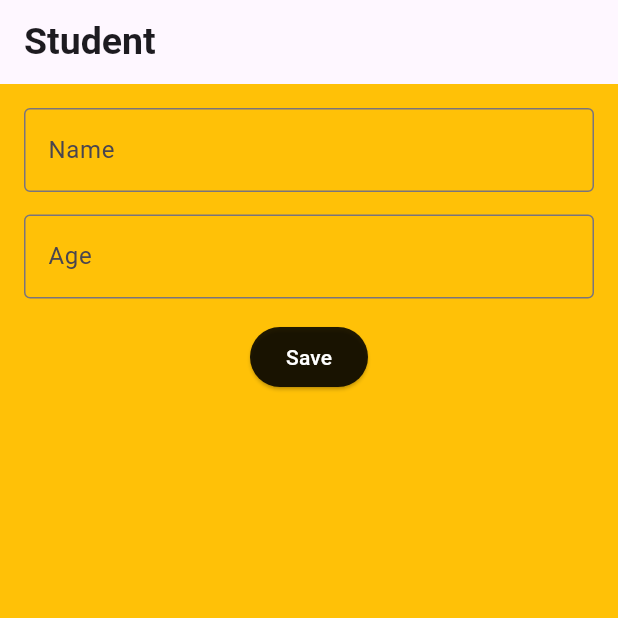
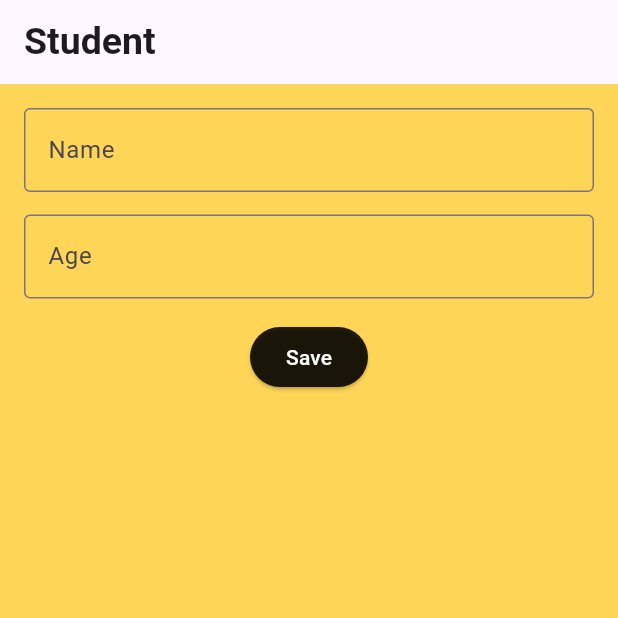
Before and after one commit to muhammedashmil108-droid/dummy_2, a Flutter app: the screen it shows after launch, on a phone screen of 412 x 824 dp, the top half of it. Run offline on Flutter 3.47's test engine with Material 3 defaults, Android fonts, the phone set to English and light mode, and no system bars; our stand-ins replace hive, hive_flutter; accounts and stored records are empty.

Commit message:
dummy2_8

```diff
--- a/lib/home.dart
+++ b/lib/home.dart
@@ -16,7 +16,7 @@ final ageController=TextEditingController();
   @override
   Widget build(BuildContext context) {
     return Scaffold(
-      backgroundColor: Colors.amber,
+      backgroundColor: const Color.fromARGB(172, 255, 193, 7),
       appBar: AppBar(
         title: Text("Student",style: TextStyle(fontSize: 25,fontWeight:FontWeight.bold),),
       ),
```
